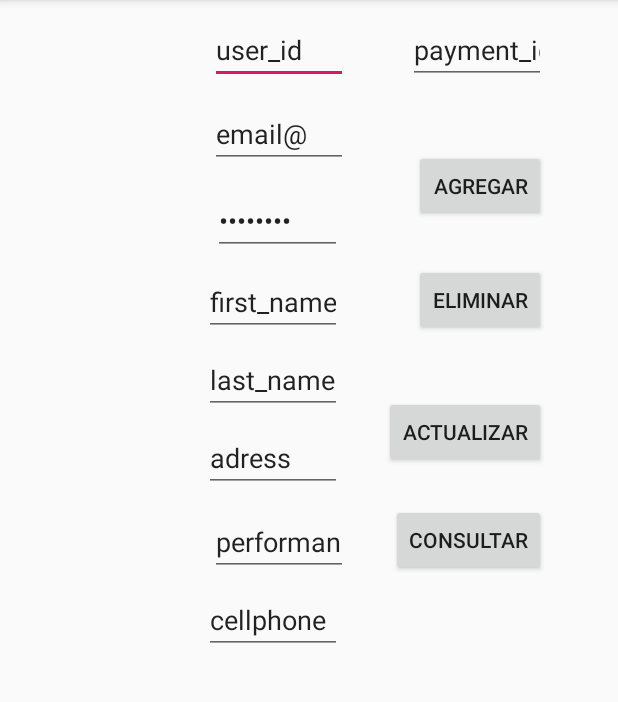
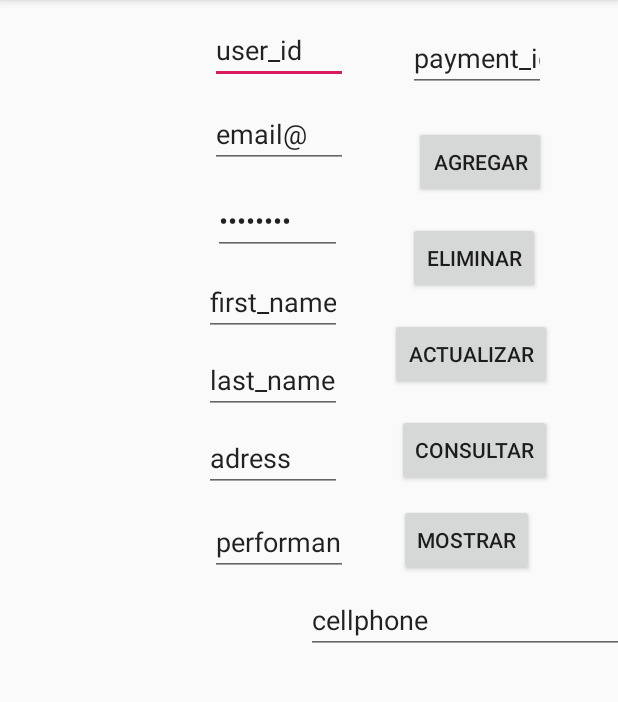
Before and after one commit to spaingmzdaeg/PFANDROID, an Android app: the activityUsers screen opened directly, with no data from a screen before it, on a phone screen of 412 x 824 dp, the part 84-786 px from its top. Run offline under Robolectric (Android 15) with nearby library versions, the phone set to English and light mode, and no system bars.

Commit message:
segundo commit

```diff
--- a/app/src/main/AndroidManifest.xml
+++ b/app/src/main/AndroidManifest.xml
@@ -9,7 +9,8 @@
         android:roundIcon="@mipmap/ic_launcher_round"
         android:supportsRtl="true"
         android:theme="@style/AppTheme">
-        <activity android:name=".ListViewUsers"></activity>
+        <activity android:name=".activityUserTransaction"></activity>
+        <activity android:name=".ListViewUsers" />
         <activity android:name=".activityUsers" />
         <activity android:name=".activityMenu" />
         <activity android:name=".MainActivity">
--- a/app/src/main/java/com/example/proyectofinal/activityUsers.java
+++ b/app/src/main/java/com/example/proyectofinal/activityUsers.java
@@ -3,6 +3,7 @@ package com.example.proyectofinal;
 import androidx.appcompat.app.AppCompatActivity;
 
 import android.content.ContentValues;
+import android.content.Intent;
 import android.database.Cursor;
 import android.database.sqlite.SQLiteDatabase;
 import android.os.Bundle;
@@ -197,6 +198,11 @@ public class activityUsers extends AppCompatActivity {
         });
     }
 
+public void ingresarListView(View view){
+    Intent ingresarListView = new Intent(this,ListViewUsers.class);
+    startActivity(ingresarListView);
+}
+
 
 
 }
--- a/app/src/main/res/layout/activity_users.xml
+++ b/app/src/main/res/layout/activity_users.xml
@@ -5,6 +5,18 @@
     android:layout_width="match_parent"
     android:layout_height="match_parent"
     tools:context=".activityUsers">
+
+    <Button
+        android:id="@+id/btnAgregar2"
+        android:layout_width="wrap_content"
+        android:layout_height="wrap_content"
+        android:layout_marginTop="336dp"
+        android:layout_marginEnd="56dp"
+        android:onClick="ingresarListView"
+        android:text="@string/mostrar"
+        app:layout_constraintEnd_toEndOf="parent"
+        app:layout_constraintTop_toTopOf="parent"
+        tools:text="@string/mostrar" />
 
     <EditText
         android:id="@+id/ptuser_id"
@@ -22,7 +34,7 @@
     <EditText
         android:id="@+id/ptpayment_id"
         android:layout_width="92dp"
-        android:layout_height="40dp"
+        android:layout_height="0dp"
         android:layout_marginTop="16dp"
         android:layout_marginEnd="48dp"
         android:ems="10"
@@ -99,14 +111,14 @@
 
     <EditText
         android:id="@+id/ptcellphone"
-        android:layout_width="92dp"
+        android:layout_width="0dp"
         android:layout_height="40dp"
+        android:layout_marginStart="204dp"
         android:layout_marginTop="396dp"
-        android:layout_marginEnd="184dp"
         android:ems="10"
         android:inputType="textPersonName"
         android:text="@string/cellphone"
-        app:layout_constraintEnd_toEndOf="parent"
+        app:layout_constraintStart_toStartOf="parent"
         app:layout_constraintTop_toTopOf="parent"
         tools:text="@string/cellphone" />
 
@@ -114,7 +126,7 @@
         android:id="@+id/btnAgregar"
         android:layout_width="wrap_content"
         android:layout_height="wrap_content"
-        android:layout_marginTop="100dp"
+        android:layout_marginTop="84dp"
         android:layout_marginEnd="48dp"
         android:text="@string/agregar"
         app:layout_constraintEnd_toEndOf="parent"
@@ -125,8 +137,8 @@
         android:id="@+id/btnconsultar"
         android:layout_width="wrap_content"
         android:layout_height="wrap_content"
-        android:layout_marginTop="336dp"
-        android:layout_marginEnd="48dp"
+        android:layout_marginTop="276dp"
+        android:layout_marginEnd="44dp"
         android:text="@string/consultar"
         app:layout_constraintEnd_toEndOf="parent"
         app:layout_constraintTop_toTopOf="parent"
@@ -136,8 +148,8 @@
         android:id="@+id/btneliminar"
         android:layout_width="wrap_content"
         android:layout_height="wrap_content"
-        android:layout_marginTop="176dp"
-        android:layout_marginEnd="48dp"
+        android:layout_marginTop="148dp"
+        android:layout_marginEnd="52dp"
         android:text="@string/eliminar"
         app:layout_constraintEnd_toEndOf="parent"
         app:layout_constraintTop_toTopOf="parent"
@@ -147,8 +159,8 @@
         android:id="@+id/btnactualizar"
         android:layout_width="wrap_content"
         android:layout_height="wrap_content"
-        android:layout_marginTop="264dp"
-        android:layout_marginEnd="48dp"
+        android:layout_marginTop="212dp"
+        android:layout_marginEnd="44dp"
         android:text="@string/actualizar"
         app:layout_constraintEnd_toEndOf="parent"
         app:layout_constraintTop_toTopOf="parent"
@@ -166,4 +178,5 @@
         app:layout_constraintEnd_toEndOf="parent"
         app:layout_constraintTop_toTopOf="@+id/ptuser_id"
         tools:text="@string/password" />
+
 </androidx.constraintlayout.widget.ConstraintLayout>
--- a/app/src/main/res/values/strings.xml
+++ b/app/src/main/res/values/strings.xml
@@ -16,6 +16,7 @@
     <string name="eliminar">eliminar</string>
     <string name="actualizar">actualizar</string>
     <string name="consultar">consultar</string>
+    <string name="mostrar">mostrar</string>
 
 
 </resources>
```
Also changed, not shown: app/src/main/java/com/example/proyectofinal/BDHelper.java (+12 -0 lines), app/src/main/java/com/example/proyectofinal/ListViewUsers.java (+44 -0 lines), app/src/main/java/com/example/proyectofinal/User.java (added, +106 -0 lines), app/src/main/java/com/example/proyectofinal/UserTransaction.java (added, +79 -0 lines), app/src/main/java/com/example/proyectofinal/activityUserTransaction.java (added, +14 -0 lines), app/src/main/res/layout/activity_list_view_users.xml (+10 -12 lines), app/src/main/res/layout/activity_user_transaction.xml (added, +9 -0 lines).
